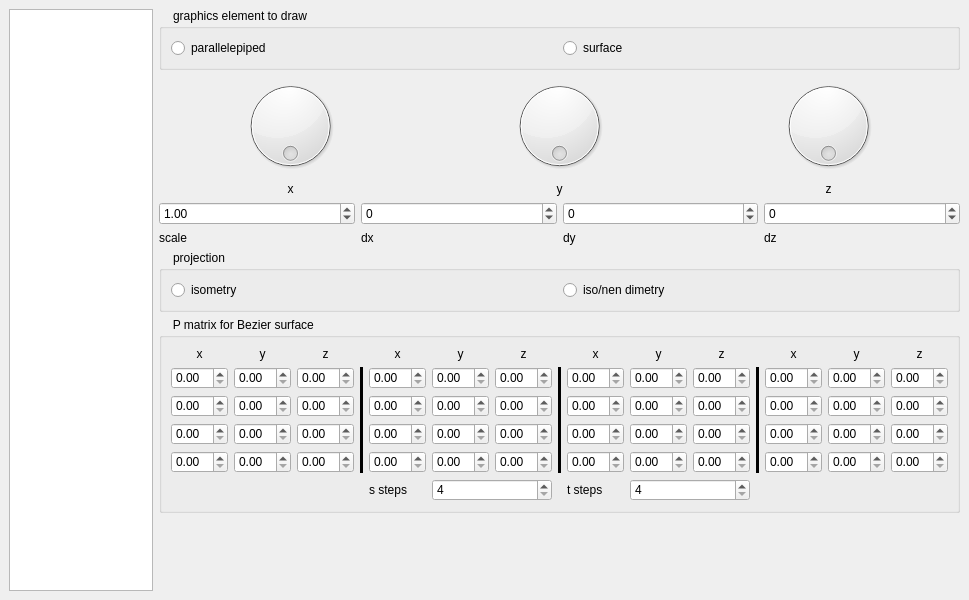
Old version of the form 3/src/forms_ui/main_window.ui in the repository dazzlemon/diit_121-ipz_y2_cg.
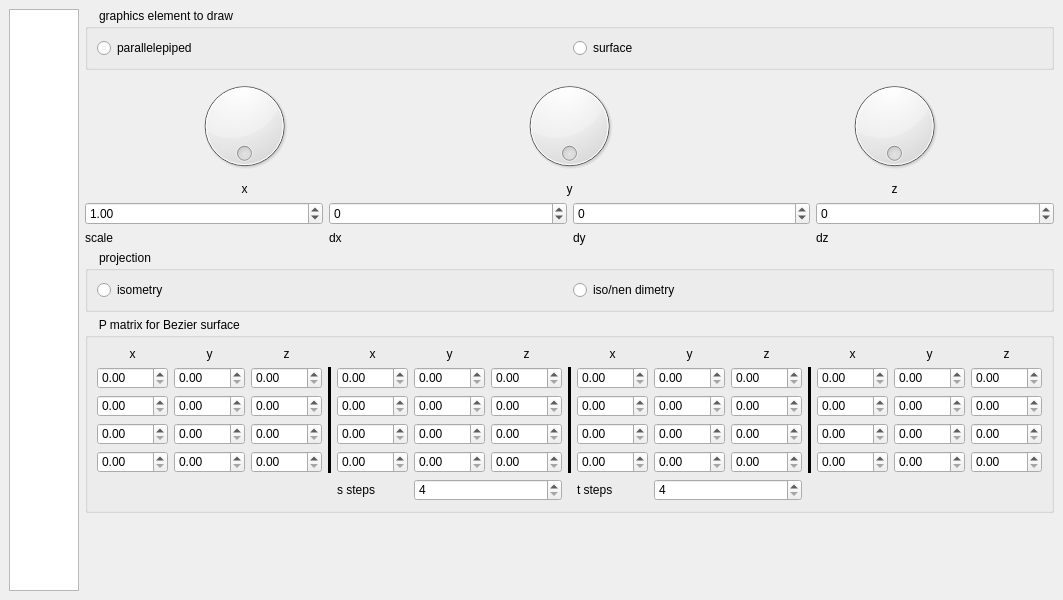
New version of the form.

Commit message: affine ui for bezier surface

Patch:
```diff
--- a/3/src/forms_ui/main_window.ui
+++ b/3/src/forms_ui/main_window.ui
@@ -250,19 +250,39 @@
         </property>
         <layout class="QGridLayout" name="gridLayout_3">
          <item row="2" column="2">
-          <widget class="QDoubleSpinBox" name="z10SpinBox"/>
+          <widget class="QDoubleSpinBox" name="z10SpinBox">
+           <property name="maximum">
+            <double>1000.000000000000000</double>
+           </property>
+          </widget>
          </item>
          <item row="3" column="0">
-          <widget class="QDoubleSpinBox" name="x20SpinBox"/>
+          <widget class="QDoubleSpinBox" name="x20SpinBox">
+           <property name="maximum">
+            <double>1000.000000000000000</double>
+           </property>
+          </widget>
          </item>
          <item row="3" column="4">
-          <widget class="QDoubleSpinBox" name="x21SpinBox"/>
+          <widget class="QDoubleSpinBox" name="x21SpinBox">
+           <property name="maximum">
+            <double>1000.000000000000000</double>
+           </property>
+          </widget>
          </item>
          <item row="1" column="10">
-          <widget class="QDoubleSpinBox" name="z02SpinBox"/>
+          <widget class="QDoubleSpinBox" name="z02SpinBox">
+           <property name="maximum">
+            <double>1000.000000000000000</double>
+           </property>
+          </widget>
          </item>
          <item row="4" column="6">
-          <widget class="QDoubleSpinBox" name="z31SpinBox"/>
+          <widget class="QDoubleSpinBox" name="z31SpinBox">
+           <property name="maximum">
+            <double>1000.000000000000000</double>
+           </property>
+          </widget>
          </item>
          <item row="5" column="5" colspan="2">
           <widget class="QSpinBox" name="sStepsSpinBox">
@@ -272,19 +292,39 @@
           </widget>
          </item>
          <item row="2" column="6">
-          <widget class="QDoubleSpinBox" name="z11SpinBox"/>
+          <widget class="QDoubleSpinBox" name="z11SpinBox">
+           <property name="maximum">
+            <double>1000.000000000000000</double>
+           </property>
+          </widget>
          </item>
          <item row="3" column="13">
-          <widget class="QDoubleSpinBox" name="y23SpinBox"/>
+          <widget class="QDoubleSpinBox" name="y23SpinBox">
+           <property name="maximum">
+            <double>1000.000000000000000</double>
+           </property>
+          </widget>
          </item>
          <item row="2" column="10">
-          <widget class="QDoubleSpinBox" name="z12SpinBox"/>
+          <widget class="QDoubleSpinBox" name="z12SpinBox">
+           <property name="maximum">
+            <double>1000.000000000000000</double>
+           </property>
+          </widget>
          </item>
          <item row="2" column="4">
-          <widget class="QDoubleSpinBox" name="x11SpinBox"/>
+          <widget class="QDoubleSpinBox" name="x11SpinBox">
+           <property name="maximum">
+            <double>1000.000000000000000</double>
+           </property>
+          </widget>
          </item>
          <item row="2" column="1">
-          <widget class="QDoubleSpinBox" name="y10SpinBox"/>
+          <widget class="QDoubleSpinBox" name="y10SpinBox">
+           <property name="maximum">
+            <double>1000.000000000000000</double>
+           </property>
+          </widget>
          </item>
          <item row="5" column="4">
           <widget class="QLabel" name="label_8">
@@ -294,13 +334,25 @@
           </widget>
          </item>
          <item row="4" column="2">
-          <widget class="QDoubleSpinBox" name="z30SpinBox"/>
+          <widget class="QDoubleSpinBox" name="z30SpinBox">
+           <property name="maximum">
+            <double>1000.000000000000000</double>
+           </property>
+          </widget>
          </item>
          <item row="4" column="12">
-          <widget class="QDoubleSpinBox" name="x33SpinBox"/>
+          <widget class="QDoubleSpinBox" name="x33SpinBox">
+           <property name="maximum">
+            <double>1000.000000000000000</double>
+           </property>
+          </widget>
          </item>
          <item row="1" column="5">
-          <widget class="QDoubleSpinBox" name="y01SpinBox"/>
+          <widget class="QDoubleSpinBox" name="y01SpinBox">
+           <property name="maximum">
+            <double>1000.000000000000000</double>
+           </property>
+          </widget>
          </item>
          <item row="1" column="11" rowspan="4">
           <widget class="Line" name="line_3">
@@ -329,40 +381,88 @@
           </widget>
          </item>
          <item row="2" column="13">
-          <widget class="QDoubleSpinBox" name="y13SpinBox"/>
+          <widget class="QDoubleSpinBox" name="y13SpinBox">
+           <property name="maximum">
+            <double>1000.000000000000000</double>
+           </property>
+          </widget>
          </item>
          <item row="4" column="8">
-          <widget class="QDoubleSpinBox" name="x32SpinBox"/>
+          <widget class="QDoubleSpinBox" name="x32SpinBox">
+           <property name="maximum">
+            <double>1000.000000000000000</double>
+           </property>
+          </widget>
          </item>
          <item row="3" column="2">
-          <widget class="QDoubleSpinBox" name="z20SpinBox"/>
+          <widget class="QDoubleSpinBox" name="z20SpinBox">
+           <property name="maximum">
+            <double>1000.000000000000000</double>
+           </property>
+          </widget>
          </item>
          <item row="1" column="6">
-          <widget class="QDoubleSpinBox" name="z01SpinBox"/>
+          <widget class="QDoubleSpinBox" name="z01SpinBox">
+           <property name="maximum">
+            <double>1000.000000000000000</double>
+           </property>
+          </widget>
          </item>
          <item row="3" column="14">
-          <widget class="QDoubleSpinBox" name="z23SpinBox"/>
+          <widget class="QDoubleSpinBox" name="z23SpinBox">
+           <property name="maximum">
+            <double>1000.000000000000000</double>
+           </property>
+          </widget>
          </item>
          <item row="3" column="1">
-          <widget class="QDoubleSpinBox" name="y20SpinBox"/>
+          <widget class="QDoubleSpinBox" name="y20SpinBox">
+           <property name="maximum">
+            <double>1000.000000000000000</double>
+           </property>
+          </widget>
          </item>
          <item row="1" column="1">
-          <widget class="QDoubleSpinBox" name="y00SpinBox"/>
+          <widget class="QDoubleSpinBox" name="y00SpinBox">
+           <property name="maximum">
+            <double>1000.000000000000000</double>
+           </property>
+          </widget>
          </item>
          <item row="1" column="9">
-          <widget class="QDoubleSpinBox" name="y02SpinBox"/>
+          <widget class="QDoubleSpinBox" name="y02SpinBox">
+           <property name="maximum">
+            <double>1000.000000000000000</double>
+           </property>
+          </widget>
          </item>
          <item row="1" column="13">
-          <widget class="QDoubleSpinBox" name="y03SpinBox"/>
+          <widget class="QDoubleSpinBox" name="y03SpinBox">
+           <property name="maximum">
+            <double>1000.000000000000000</double>
+           </property>
+          </widget>
          </item>
          <item row="4" column="0">
-          <widget class="QDoubleSpinBox" name="x30SpinBox"/>
+          <widget class="QDoubleSpinBox" name="x30SpinBox">
+           <property name="maximum">
+            <double>1000.000000000000000</double>
+           </property>
+          </widget>
          </item>
          <item row="1" column="2">
-          <widget class="QDoubleSpinBox" name="z00SpinBox"/>
+          <widget class="QDoubleSpinBox" name="z00SpinBox">
+           <property name="maximum">
+            <double>1000.000000000000000</double>
+           </property>
+          </widget>
          </item>
          <item row="2" column="12">
-          <widget class="QDoubleSpinBox" name="x13SpinBox"/>
+          <widget class="QDoubleSpinBox" name="x13SpinBox">
+           <property name="maximum">
+            <double>1000.000000000000000</double>
+           </property>
+          </widget>
          </item>
          <item row="5" column="8">
           <widget class="QLabel" name="label_9">
@@ -379,46 +479,102 @@
           </widget>
          </item>
          <item row="4" column="4">
-          <widget class="QDoubleSpinBox" name="x31SpinBox"/>
+          <widget class="QDoubleSpinBox" name="x31SpinBox">
+           <property name="maximum">
+            <double>1000.000000000000000</double>
+           </property>
+          </widget>
          </item>
          <item row="2" column="8">
-          <widget class="QDoubleSpinBox" name="x12SpinBox"/>
+          <widget class="QDoubleSpinBox" name="x12SpinBox">
+           <property name="maximum">
+            <double>1000.000000000000000</double>
+           </property>
+          </widget>
          </item>
          <item row="2" column="0">
-          <widget class="QDoubleSpinBox" name="x10SpinBox"/>
+          <widget class="QDoubleSpinBox" name="x10SpinBox">
+           <property name="maximum">
+            <double>1000.000000000000000</double>
+           </property>
+          </widget>
          </item>
          <item row="4" column="13">
-          <widget class="QDoubleSpinBox" name="y33SpinBox"/>
+          <widget class="QDoubleSpinBox" name="y33SpinBox">
+           <property name="maximum">
+            <double>1000.000000000000000</double>
+           </property>
+          </widget>
          </item>
          <item row="4" column="1">
-          <widget class="QDoubleSpinBox" name="y30SpinBox"/>
+          <widget class="QDoubleSpinBox" name="y30SpinBox">
+           <property name="maximum">
+            <double>1000.000000000000000</double>
+           </property>
+          </widget>
          </item>
          <item row="1" column="0">
-          <widget class="QDoubleSpinBox" name="x00SpinBox"/>
+          <widget class="QDoubleSpinBox" name="x00SpinBox">
+           <property name="maximum">
+            <double>1000.000000000000000</double>
+           </property>
+          </widget>
          </item>
          <item row="1" column="8">
-          <widget class="QDoubleSpinBox" name="x02SpinBox"/>
+          <widget class="QDoubleSpinBox" name="x02SpinBox">
+           <property name="maximum">
+            <double>1000.000000000000000</double>
+           </property>
+          </widget>
          </item>
          <item row="4" column="10">
-          <widget class="QDoubleSpinBox" name="z32SpinBox"/>
+          <widget class="QDoubleSpinBox" name="z32SpinBox">
+           <property name="maximum">
+            <double>1000.000000000000000</double>
+           </property>
+          </widget>
          </item>
          <item row="2" column="5">
-          <widget class="QDoubleSpinBox" name="y11SpinBox"/>
+          <widget class="QDoubleSpinBox" name="y11SpinBox">
+           <property name="maximum">
+            <double>1000.000000000000000</double>
+           </property>
+          </widget>
          </item>
          <item row="3" column="12">
-          <widget class="QDoubleSpinBox" name="x23SpinBox"/>
+          <widget class="QDoubleSpinBox" name="x23SpinBox">
+           <property name="maximum">
+            <double>1000.000000000000000</double>
+           </property>
+          </widget>
          </item>
          <item row="3" column="8">
-          <widget class="QDoubleSpinBox" name="x22SpinBox"/>
+          <widget class="QDoubleSpinBox" name="x22SpinBox">
+           <property name="maximum">
+            <double>1000.000000000000000</double>
+           </property>
+          </widget>
          </item>
          <item row="4" column="5">
-          <widget class="QDoubleSpinBox" name="y31SpinBox"/>
+          <widget class="QDoubleSpinBox" name="y31SpinBox">
+           <property name="maximum">
+            <double>1000.000000000000000</double>
+           </property>
+          </widget>
          </item>
          <item row="1" column="12">
-          <widget class="QDoubleSpinBox" name="x03SpinBox"/>
+          <widget class="QDoubleSpinBox" name="x03SpinBox">
+           <property name="maximum">
+            <double>1000.000000000000000</double>
+           </property>
+          </widget>
          </item>
          <item row="2" column="9">
-          <widget class="QDoubleSpinBox" name="y12SpinBox"/>
+          <widget class="QDoubleSpinBox" name="y12SpinBox">
+           <property name="maximum">
+            <double>1000.000000000000000</double>
+           </property>
+          </widget>
          </item>
          <item row="1" column="3" rowspan="4">
           <widget class="Line" name="line">
@@ -434,31 +590,67 @@
           </widget>
          </item>
          <item row="3" column="5">
-          <widget class="QDoubleSpinBox" name="y21SpinBox"/>
+          <widget class="QDoubleSpinBox" name="y21SpinBox">
+           <property name="maximum">
+            <double>1000.000000000000000</double>
+           </property>
+          </widget>
          </item>
          <item row="3" column="9">
-          <widget class="QDoubleSpinBox" name="y22SpinBox"/>
+          <widget class="QDoubleSpinBox" name="y22SpinBox">
+           <property name="maximum">
+            <double>1000.000000000000000</double>
+           </property>
+          </widget>
          </item>
          <item row="1" column="4">
-          <widget class="QDoubleSpinBox" name="x01SpinBox"/>
+          <widget class="QDoubleSpinBox" name="x01SpinBox">
+           <property name="maximum">
+            <double>1000.000000000000000</double>
+           </property>
+          </widget>
          </item>
          <item row="3" column="10">
-          <widget class="QDoubleSpinBox" name="z22SpinBox"/>
+          <widget class="QDoubleSpinBox" name="z22SpinBox">
+           <property name="maximum">
+            <double>1000.000000000000000</double>
+           </property>
+          </widget>
          </item>
          <item row="3" column="6">
-          <widget class="QDoubleSpinBox" name="z21SpinBox"/>
+          <widget class="QDoubleSpinBox" name="z21SpinBox">
+           <property name="maximum">
+            <double>1000.000000000000000</double>
+           </property>
+          </widget>
          </item>
          <item row="1" column="14">
-          <widget class="QDoubleSpinBox" name="z03SpinBox"/>
+          <widget class="QDoubleSpinBox" name="z03SpinBox">
+           <property name="maximum">
+            <double>1000.000000000000000</double>
+           </property>
+          </widget>
          </item>
          <item row="2" column="14">
-          <widget class="QDoubleSpinBox" name="z13SpinBox"/>
+          <widget class="QDoubleSpinBox" name="z13SpinBox">
+           <property name="maximum">
+            <double>1000.000000000000000</double>
+           </property>
+          </widget>
          </item>
          <item row="4" column="14">
-          <widget class="QDoubleSpinBox" name="z33SpinBox"/>
+          <widget class="QDoubleSpinBox" name="z33SpinBox">
+           <property name="maximum">
+            <double>1000.000000000000000</double>
+           </property>
+          </widget>
          </item>
          <item row="4" column="9">
-          <widget class="QDoubleSpinBox" name="y32SpinBox"/>
+          <widget class="QDoubleSpinBox" name="y32SpinBox">
+           <property name="maximum">
+            <double>1000.000000000000000</double>
+           </property>
+          </widget>
          </item>
          <item row="0" column="0">
           <widget class="QLabel" name="label_10">
```
The commit also changes 5 other files.
